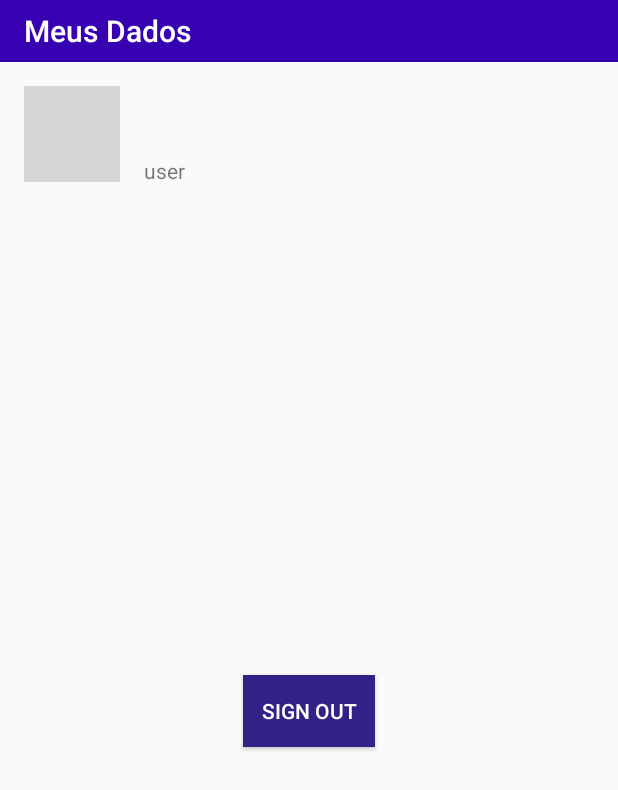
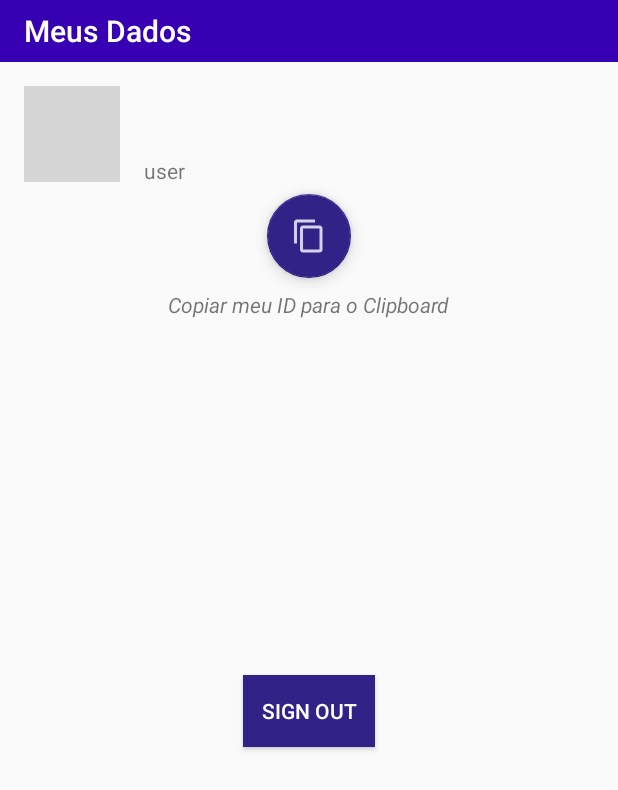
Before and after one commit to dsgeverton/TaskManager, an Android app: the UserDataActivity screen opened directly, with no data from a screen before it, on a phone screen of 412 x 824 dp. Shown: the top 790 px of the screen. Run offline under Robolectric (Android 15) with nearby library versions, the phone set to English and light mode, and no system bars; our stand-ins replace Firebase (no records; nobody signed in at launch, a user with empty details on screens opened directly), Picasso; Roboto replaces fonts that are not available here; grey boxes are pictures that could not be loaded.

Commit message:
Alter the user info icon and implements clipboarmanager to copy user ID.

```diff
--- a/app/build.gradle
+++ b/app/build.gradle
@@ -31,5 +31,4 @@ dependencies {
     implementation 'com.google.firebase:firebase-auth:16.0.5'
     implementation 'com.google.android.gms:play-services-auth:16.0.1'
     implementation 'com.squareup.picasso:picasso:2.71828'
-
 }
--- a/app/src/main/java/br/com/everoot/tarefasescolar/View/IngressActivity.java
+++ b/app/src/main/java/br/com/everoot/tarefasescolar/View/IngressActivity.java
@@ -7,6 +7,7 @@ import android.util.Log;
 import android.view.Menu;
 import android.view.MenuInflater;
 import android.view.MenuItem;
+
 import com.google.firebase.auth.FirebaseAuth;
 import com.google.firebase.auth.FirebaseUser;
 
@@ -25,6 +26,8 @@ public class IngressActivity extends AppCompatActivity {
         auth = FirebaseAuth.getInstance();
         firebaseUser = auth.getCurrentUser();
         Log.e("CREATE", "USER FIREBASE:   ############    "+firebaseUser.getDisplayName());
+
+
     }
 
     @Override
@@ -38,7 +41,7 @@ public class IngressActivity extends AppCompatActivity {
     public boolean onOptionsItemSelected(MenuItem item) {
         // Handle item selection
         switch (item.getItemId()) {
-            case R.id.config:
+            case R.id.me:
                 Intent intent = new Intent(IngressActivity.this, UserDataActivity.class);
                 startActivity(intent);
                 return true;
--- a/app/src/main/java/br/com/everoot/tarefasescolar/View/UserDataActivity.java
+++ b/app/src/main/java/br/com/everoot/tarefasescolar/View/UserDataActivity.java
@@ -1,11 +1,17 @@
 package br.com.everoot.tarefasescolar.View;
 
+import android.content.ClipData;
+import android.content.ClipboardManager;
+import android.content.Context;
+import android.support.design.widget.FloatingActionButton;
 import android.support.v7.app.AppCompatActivity;
 import android.os.Bundle;
 import android.view.View;
 import android.widget.Button;
 import android.widget.ImageView;
 import android.widget.TextView;
+import android.widget.Toast;
+
 import com.google.firebase.auth.FirebaseAuth;
 import com.google.firebase.auth.FirebaseUser;
 import com.squareup.picasso.Picasso;
@@ -16,6 +22,8 @@ public class UserDataActivity extends AppCompatActivity {
 
     private FirebaseAuth mAuth;
     private FirebaseUser currentUser;
+    private ClipboardManager clipboard;
+    private ClipData clip;
 
     @Override
     protected void onCreate(Bundle savedInstanceState) {
@@ -26,14 +34,23 @@ public class UserDataActivity extends AppCompatActivity {
         mAuth = FirebaseAuth.getInstance();
         currentUser = mAuth.getCurrentUser();
 
-        if (currentUser == null){
-            finish();
-        }
+        clipboard = (ClipboardManager) getSystemService(Context.CLIPBOARD_SERVICE);
+        clip = ClipData.newPlainText("Clip user ID", "Aqui está o meu ID:\n\n"+currentUser.getUid());
 
         TextView t1 = findViewById(R.id.tvNome);
         TextView t2 = findViewById(R.id.tvUid);
         TextView t3 = findViewById(R.id.tvEmail);
         ImageView imageView = findViewById(R.id.imagem);
+        FloatingActionButton fbCopy = findViewById(R.id.fbCopyID);
+        fbCopy.setOnClickListener(new View.OnClickListener() {
+            @Override
+            public void onClick(View view) {
+                if (clipboard != null) {
+                    clipboard.setPrimaryClip(clip);
+                    Toast.makeText(UserDataActivity.this, "Texto copiado!", Toast.LENGTH_SHORT).show();
+                }
+            }
+        });
 
         t3.setText(currentUser.getEmail());
         t2.setText(currentUser.getUid());
--- a/app/src/main/res/layout/activity_userdata.xml
+++ b/app/src/main/res/layout/activity_userdata.xml
@@ -86,4 +86,26 @@
         app:layout_constraintTop_toTopOf="parent"
         app:title="Meus Dados" />
 
+    <android.support.design.widget.FloatingActionButton
+        android:id="@+id/fbCopyID"
+        android:layout_width="wrap_content"
+        android:layout_height="wrap_content"
+        android:layout_marginTop="8dp"
+        android:clickable="true"
+        app:layout_constraintEnd_toEndOf="@+id/tvEmail"
+        app:layout_constraintStart_toStartOf="@+id/imagem"
+        app:layout_constraintTop_toBottomOf="@+id/imagem"
+        app:srcCompat="@drawable/copy" />
+
+    <TextView
+        android:id="@+id/textView5"
+        android:layout_width="wrap_content"
+        android:layout_height="wrap_content"
+        android:layout_marginTop="8dp"
+        android:text="Copiar meu ID para o Clipboard"
+        android:textStyle="italic"
+        app:layout_constraintEnd_toEndOf="parent"
+        app:layout_constraintStart_toStartOf="parent"
+        app:layout_constraintTop_toBottomOf="@+id/fbCopyID" />
+
 </android.support.constraint.ConstraintLayout>
--- a/app/src/main/res/menu/menu_pricipal.xml
+++ b/app/src/main/res/menu/menu_pricipal.xml
@@ -1,9 +1,9 @@
 <?xml version="1.0" encoding="utf-8"?>
 <menu xmlns:app="http://schemas.android.com/apk/res-auto"
     xmlns:android="http://schemas.android.com/apk/res/android">
-    <item android:id="@+id/config"
-        android:icon="@drawable/settings"
-        android:title="@string/configuracoes"
+    <item android:id="@+id/me"
+        android:icon="@drawable/me"
+        android:title="@string/meu_perfil"
         app:showAsAction="ifRoom" />
     <item android:id="@+id/help"
         android:icon="@drawable/help"
--- a/app/src/main/res/values/strings.xml
+++ b/app/src/main/res/values/strings.xml
@@ -25,4 +25,5 @@
     <string name="ir">ir</string>
     <string name="configuracoes">Configurações</string>
     <string name="ajuda">Ajuda</string>
+    <string name="meu_perfil">Meu perfil</string>
 </resources>
```
Also changed, not shown: app/src/main/res/drawable-hdpi/copy.png (added), app/src/main/res/drawable-hdpi/me.png (added), app/src/main/res/drawable-mdpi/copy.png (added), app/src/main/res/drawable-mdpi/me.png (added), app/src/main/res/drawable-xhdpi/copy.png (added), app/src/main/res/drawable-xhdpi/me.png (added), app/src/main/res/drawable-xxhdpi/copy.png (added), app/src/main/res/drawable-xxhdpi/me.png (added), app/src/main/res/drawable-xxxhdpi/copy.png (added), app/src/main/res/drawable-xxxhdpi/me.png (added).
